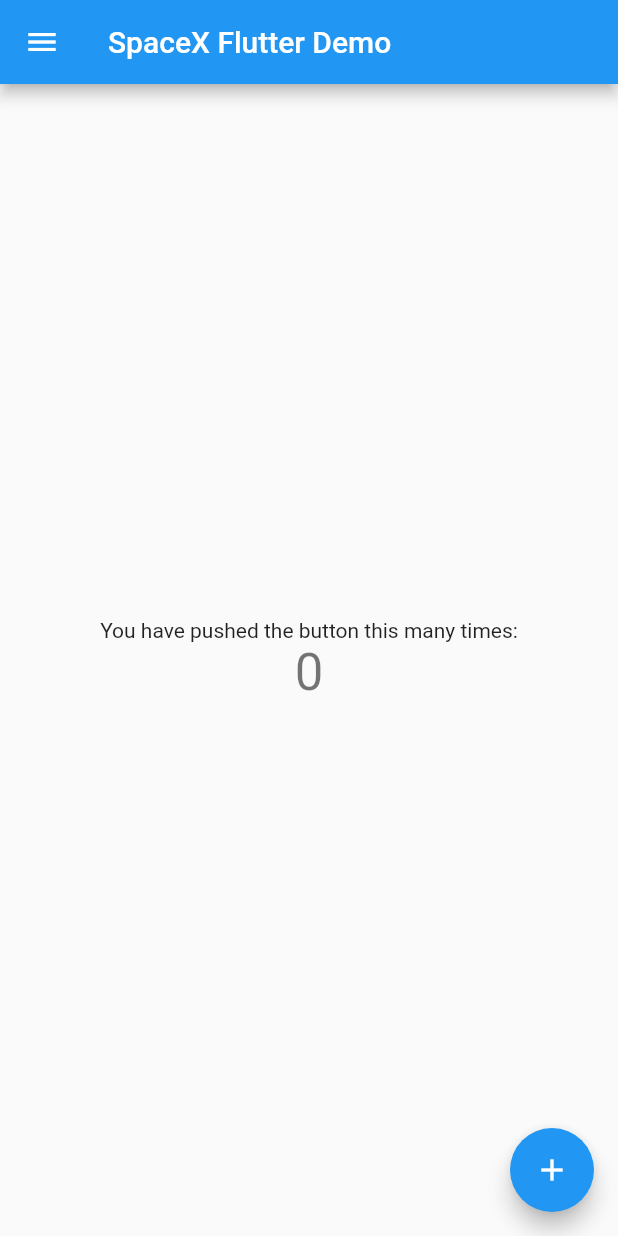
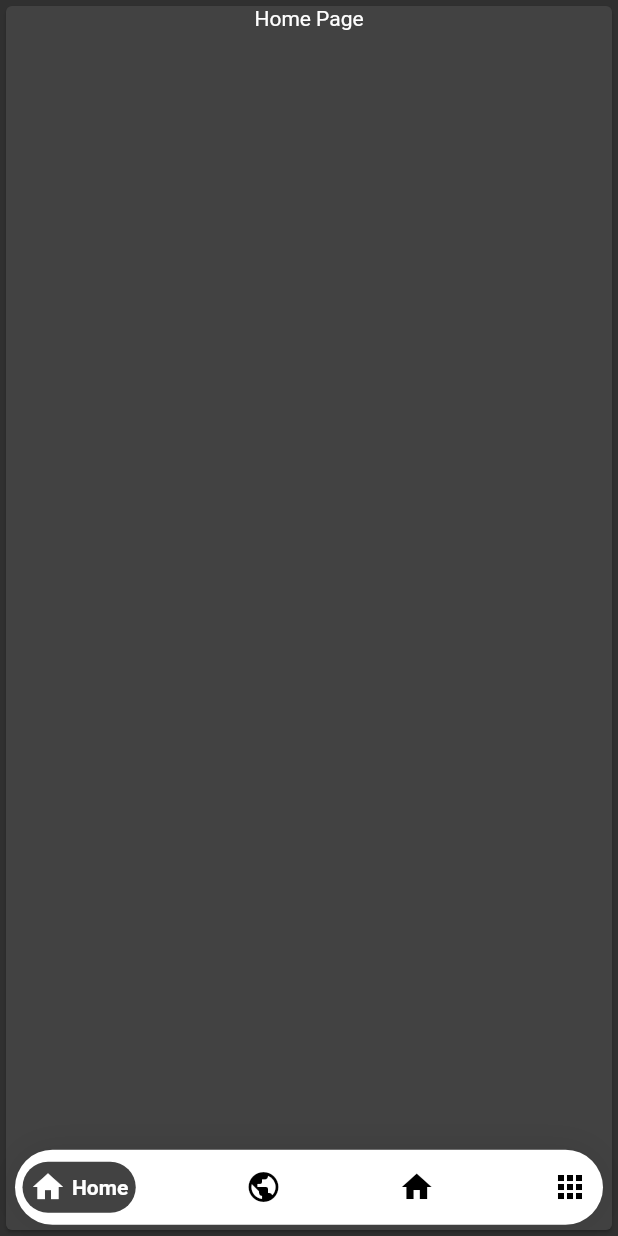
Before and after one commit to stepkillah/spacex_flutter, a Flutter app: the screen it shows after launch, on a phone screen of 412 x 824 dp. Run offline on Flutter 3.47's test engine with Material 2 defaults, Android fonts, the phone set to English and light mode, and no system bars; drawn by our look-alikes of google_nav_bar.

Commit message:
added root page

```diff
--- a/lib/main.dart
+++ b/lib/main.dart
@@ -2,10 +2,13 @@ import 'package:flutter/material.dart';
 import 'package:flutter_spacex/pageRoutes.dart';
 import 'package:flutter_spacex/screens/companyInfo.dart';
 import 'package:flutter_spacex/screens/home.dart';
+import 'package:flutter_spacex/screens/menu.dart';
+import 'package:flutter_spacex/screens/rootPage.dart';
 
 final routes = <String, WidgetBuilder>{
   PageRoutes.companyInfo: (BuildContext context) => CompanyInfo(),
-  PageRoutes.home: (BuildContext context) => MyHomePage(title: "SpaceX Flutter Demo")
+  PageRoutes.home: (BuildContext context) => MyHomePage(),
+  PageRoutes.menu: (BuildContext context) => SideMenu()
 };
 
 void main() {
@@ -19,6 +22,7 @@ class SpaceXApp extends StatelessWidget {
     return MaterialApp(
       title: 'SpaceX Flutter Demo',
       theme: ThemeData(
+        brightness: Brightness.dark,
         // This is the theme of your application.
         //
         // Try running your application with "flutter run". You'll see the
@@ -35,7 +39,7 @@ class SpaceXApp extends StatelessWidget {
         visualDensity: VisualDensity.adaptivePlatformDensity,
       ),
       routes: routes,
-      home: MyHomePage(title: 'SpaceX Flutter Demo'),
+      home: RootPage(),
     );
   }
 }
--- a/lib/pageRoutes.dart
+++ b/lib/pageRoutes.dart
@@ -1,7 +1,9 @@
 import 'package:flutter_spacex/screens/companyInfo.dart';
 import 'package:flutter_spacex/screens/home.dart';
+import 'package:flutter_spacex/screens/menu.dart';
 
 class PageRoutes {
  static const String home = MyHomePage.routeName;
  static const String companyInfo = CompanyInfo.routeName;
+ static const String menu = SideMenu.routeName;
 }
--- a/lib/screens/home.dart
+++ b/lib/screens/home.dart
@@ -1,10 +1,8 @@
 import 'package:flutter/material.dart';
+import 'package:flutter_spacex/widgets/bottomMenu.dart';
 import 'package:flutter_spacex/widgets/navDrawer.dart';
 
 class MyHomePage extends StatefulWidget {
-  MyHomePage({Key key, this.title}) : super(key: key);
-
-
   static const String routeName = '/home';
   // This widget is the home page of your application. It is stateful, meaning
   // that it has a State object (defined below) that contains fields that affect
@@ -15,26 +13,11 @@ class MyHomePage extends StatefulWidget {
   // used by the build method of the State. Fields in a Widget subclass are
   // always marked "final".
 
-  final String title;
-
   @override
   _MyHomePageState createState() => _MyHomePageState();
 }
 
 class _MyHomePageState extends State<MyHomePage> {
-  int _counter = 0;
-
-  void _incrementCounter() {
-    setState(() {
-      // This call to setState tells the Flutter framework that something has
-      // changed in this State, which causes it to rerun the build method below
-      // so that the display can reflect the updated values. If we changed
-      // _counter without calling setState(), then the build method would not be
-      // called again, and so nothing would appear to happen.
-      _counter++;
-    });
-  }
-
   @override
   Widget build(BuildContext context) {
     // This method is rerun every time setState is called, for instance as done
@@ -43,48 +26,10 @@ class _MyHomePageState extends State<MyHomePage> {
     // The Flutter framework has been optimized to make rerunning build methods
     // fast, so that you can just rebuild anything that needs updating rather
     // than having to individually change instances of widgets.
-    return Scaffold(
-      appBar: AppBar(
-        // Here we take the value from the MyHomePage object that was created by
-        // the App.build method, and use it to set our appbar title.
-        title: Text(widget.title),
+    return Card(
+      child: Column(
+        children: <Widget>[Text("Home Page")],
       ),
-      drawer: NavDrawer(),
-      body: Center(
-        // Center is a layout widget. It takes a single child and positions it
-        // in the middle of the parent.
-        child: Column(
-          // Column is also a layout widget. It takes a list of children and
-          // arranges them vertically. By default, it sizes itself to fit its
-          // children horizontally, and tries to be as tall as its parent.
-          //
-          // Invoke "debug painting" (press "p" in the console, choose the
-          // "Toggle Debug Paint" action from the Flutter Inspector in Android
-          // Studio, or the "Toggle Debug Paint" command in Visual Studio Code)
-          // to see the wireframe for each widget.
-          //
-          // Column has various properties to control how it sizes itself and
-          // how it positions its children. Here we use mainAxisAlignment to
-          // center the children vertically; the main axis here is the vertical
-          // axis because Columns are vertical (the cross axis would be
-          // horizontal).
-          mainAxisAlignment: MainAxisAlignment.center,
-          children: <Widget>[
-            Text(
-              'You have pushed the button this many times:',
-            ),
-            Text(
-              '$_counter',
-              style: Theme.of(context).textTheme.headline4,
-            ),
-          ],
-        ),
-      ),
-      floatingActionButton: FloatingActionButton(
-        onPressed: _incrementCounter,
-        tooltip: 'Increment',
-        child: Icon(Icons.add),
-      ), // This trailing comma makes auto-formatting nicer for build methods.
     );
   }
 }
--- /dev/null
+++ b/lib/screens/rootPage.dart
@@ -0,0 +1,46 @@
+import 'package:flutter/material.dart';
+import 'package:flutter_spacex/screens/home.dart';
+import 'package:flutter_spacex/widgets/bottomMenu.dart';
+
+import 'menu.dart';
+
+class RootPage extends StatefulWidget {
+  @override
+  State<StatefulWidget> createState() => _RootPageState();
+}
+
+class _RootPageState extends State<RootPage> {
+  int selectedIndex = 0;
+  PageController controller = PageController();
+  List<Widget> homePages = new List();
+  @override
+  void initState() {
+    super.initState();
+    homePages.add(MyHomePage());
+    homePages.add(Text("Second tab"));
+    homePages.add(Text("Third tab"));
+    homePages.add(SideMenu());
+  }
+
+  @override
+  Widget build(BuildContext context) {
+    return Scaffold(
+      extendBody: true,
+      body: PageView.builder(
+        onPageChanged: (page) {
+          setState(() {
+            selectedIndex = page;
+          });
+        },
+        controller: controller,
+        itemBuilder: (context, position) {
+          return homePages[position];
+        },
+        itemCount: 4, // Can be null
+      ),
+      bottomNavigationBar: BottomMenu(controller, selectedIndex),
+
+      // This trailing comma makes auto-formatting nicer for build methods.
+    );
+  }
+}
--- /dev/null
+++ b/lib/widgets/bottomMenu.dart
@@ -0,0 +1,72 @@
+import 'package:flutter/cupertino.dart';
+import 'package:flutter/material.dart';
+import 'package:google_nav_bar/google_nav_bar.dart';
+
+class BottomMenu extends StatefulWidget {
+  PageController _pageController;
+  int _selectedIndex;
+
+  BottomMenu(this._pageController, this._selectedIndex);
+
+  static const TextStyle optionStyle =
+      TextStyle(fontSize: 30, fontWeight: FontWeight.bold);
+
+  @override
+  _BottomMenuState createState() => _BottomMenuState();
+}
+
+class _BottomMenuState extends State<BottomMenu> {
+  @override
+  Widget build(BuildContext context) {
+    return Padding(
+      padding: EdgeInsets.symmetric(horizontal: 10, vertical: 7.5),
+      child: Container(
+        decoration: BoxDecoration(
+          borderRadius: BorderRadius.circular(30),
+          color: Colors.white,
+          boxShadow: [
+            BoxShadow(
+              blurRadius: 20,
+              color: Colors.black.withOpacity(.1),
+            )
+          ],
+        ),
+        child: SafeArea(
+          child: Padding(
+            padding: const EdgeInsets.symmetric(horizontal: 5.0, vertical: 8),
+            child: GNav(
+                gap: 4,
+                activeColor: Colors.white,
+                color: Colors.black,
+                iconSize: 24,
+                padding: EdgeInsets.symmetric(horizontal: 5.0, vertical: 5),
+                duration: Duration(milliseconds: 800),
+                tabBackgroundColor: Colors.grey[800],
+                tabs: [
+                  GButton(
+                    icon: Icons.home,
+                    text: 'Home',
+                  ),
+                  GButton(
+                    icon: Icons.public,
+                    text: 'Launches',
+                  ),
+                  GButton(
+                    icon: Icons.home,
+                    text: 'Search',
+                  ),
+                  GButton(icon: Icons.apps, text: 'Menu'),
+                ],
+                selectedIndex: widget._selectedIndex,
+                onTabChange: (index) {
+                  setState(() {
+                    widget._selectedIndex = index;
+                  });
+                  widget._pageController.jumpToPage(index);
+                }),
+          ),
+        ),
+      ),
+    );
+  }
+}
--- a/pubspec.yaml
+++ b/pubspec.yaml
@@ -24,6 +24,7 @@ dependencies:
   flutter:
     sdk: flutter
   http: ^0.12.1
+  google_nav_bar: ^2.0.0
 
 
   # The following adds the Cupertino Icons font to your application.
```
Also changed, not shown: lib/screens/companyInfo.dart (+35 -6 lines), lib/screens/menu.dart (added, +61 -0 lines), lib/widgets/navDrawer.dart (+12 -2 lines), pubspec.lock.
